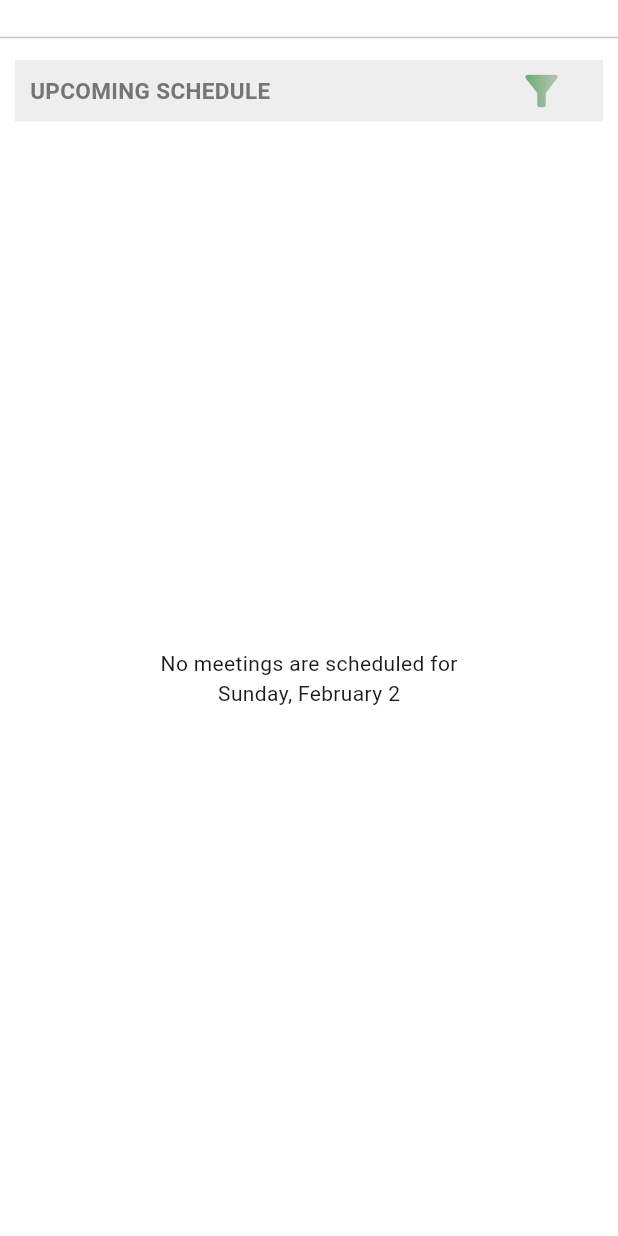
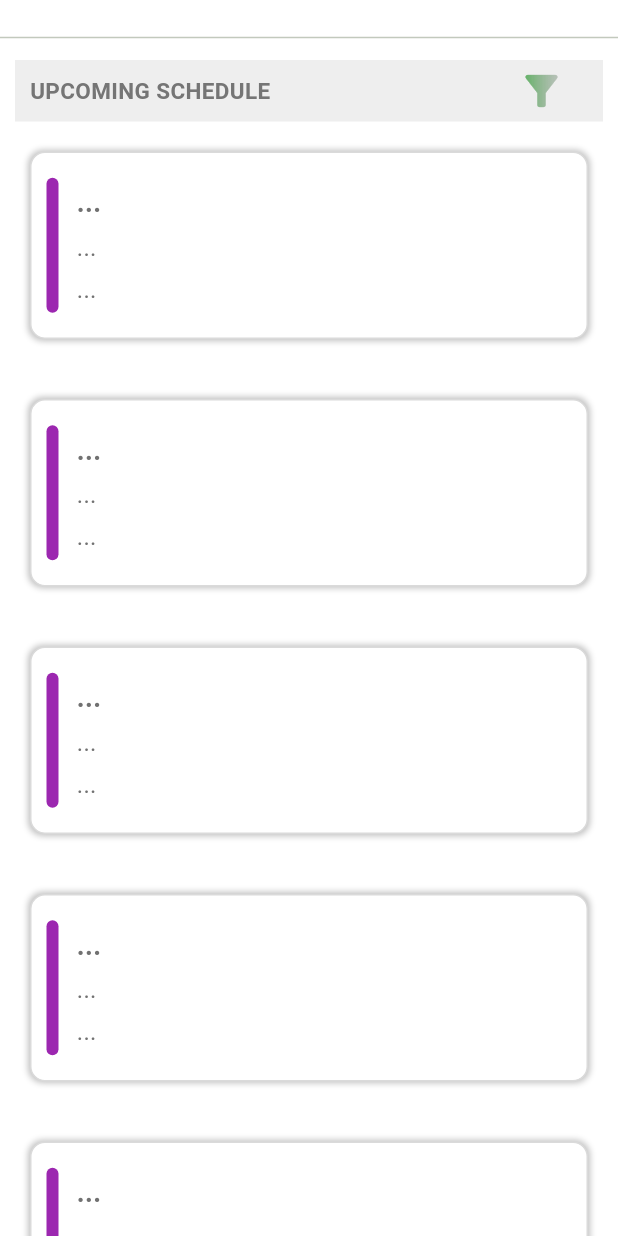
Before and after one commit to sayedmaltan/Timease, a Flutter app: the MeetingsScreenViewBody widget shown alone on an empty page, opened directly, on a phone screen of 412 x 824 dp. Run offline on Flutter 3.47's test engine with Material 3 defaults, Android fonts, the phone set to English and light mode, and no system bars; our stand-ins replace dartz, dio, flutter_bloc, fluttertoast, get_it, go_router and 2 more; accounts and stored records are empty; network calls fail.

Commit message:
added meeting box

```diff
--- a/timease_mobile/lib/features/meeting/presentation/views/mettings_screen_view_body.dart
+++ b/timease_mobile/lib/features/meeting/presentation/views/mettings_screen_view_body.dart
@@ -1,8 +1,12 @@
+import 'dart:math';
 import 'package:flutter/material.dart';
-
+import 'package:timease_mobile/core/utils/styles.dart';
+import 'package:timease_mobile/features/event/data/models/event_model.dart';
+import 'package:timease_mobile/features/event/presentation/views/widgets/events_list.dart';
 import '../../../../constants.dart';
 import 'widgets/custom_filter_bottom_sheet.dart';
 import 'widgets/custom_filter_row.dart';
+import 'widgets/custom_meeting_box.dart';
 
 class MeetingsScreenViewBody extends StatefulWidget {
   const MeetingsScreenViewBody({super.key});
@@ -48,18 +52,11 @@ class _MeetingsScreenViewBodyState extends State<MeetingsScreenViewBody> {
           ),
         ),
         Expanded(
-          child: Center(
-            child: Column(
-              mainAxisAlignment: MainAxisAlignment.center,
-              children: [
-                Text(
-                  'No meetings are scheduled for',
-                ),
-                Text('Sunday, February 2')
-              ],
-            ),
+          child: ListView.builder(
+            itemCount: 10,
+            itemBuilder: (context, index) => CustomMeetingBox(),
           ),
-        )
+        ),
       ],
     );
   }
--- /dev/null
+++ b/timease_mobile/lib/features/meeting/presentation/views/widgets/custom_meeting_box.dart
@@ -0,0 +1,76 @@
+import 'package:flutter/material.dart';
+
+class CustomMeetingBox extends StatelessWidget {
+  const CustomMeetingBox({super.key});
+
+  @override
+  Widget build(BuildContext context) {
+    return Container(
+      width: double.infinity,
+      height: 125,
+      decoration: BoxDecoration(
+        shape: BoxShape.rectangle,
+        color: Colors.white,
+        borderRadius: BorderRadius.circular(10),
+        border: Border.all(
+          color: const Color.fromARGB(255, 218, 218, 218),
+          width: 1,
+        ),
+        boxShadow: [
+          BoxShadow(
+            offset: Offset(0, 0),
+            color: const Color.fromARGB(255, 193, 193, 193),
+            blurRadius: 3,
+            spreadRadius: 1,
+          )
+        ],
+      ),
+      margin: EdgeInsets.all(20),
+      padding: EdgeInsets.all(10),
+      child: Row(
+        spacing: 12,
+        children: [
+          SizedBox(
+            width: 8,
+            height: 90,
+            child: DecoratedBox(
+              decoration: BoxDecoration(
+                  color: Colors.purple,
+                  borderRadius: BorderRadius.circular(15)),
+            ),
+          ),
+          Column(
+            mainAxisAlignment: MainAxisAlignment.center,
+            crossAxisAlignment: CrossAxisAlignment.start,
+            spacing: 5,
+            children: [
+              Text(
+                '...',
+                style: TextStyle(
+                  fontSize: 18,
+                  color: const Color.fromARGB(255, 113, 113, 113),
+                  fontWeight: FontWeight.bold,
+                ),
+              ),
+              Text(
+                '...',
+                style: TextStyle(
+                    fontSize: 16,
+                    color: const Color.fromARGB(255, 113, 113, 113),
+                    fontWeight: FontWeight.normal),
+              ),
+              Text(
+                '...',
+                style: TextStyle(
+                  fontSize: 16,
+                  color: const Color.fromARGB(255, 113, 113, 113),
+                  fontWeight: FontWeight.normal,
+                ),
+              )
+            ],
+          )
+        ],
+      ),
+    );
+  }
+}
```
